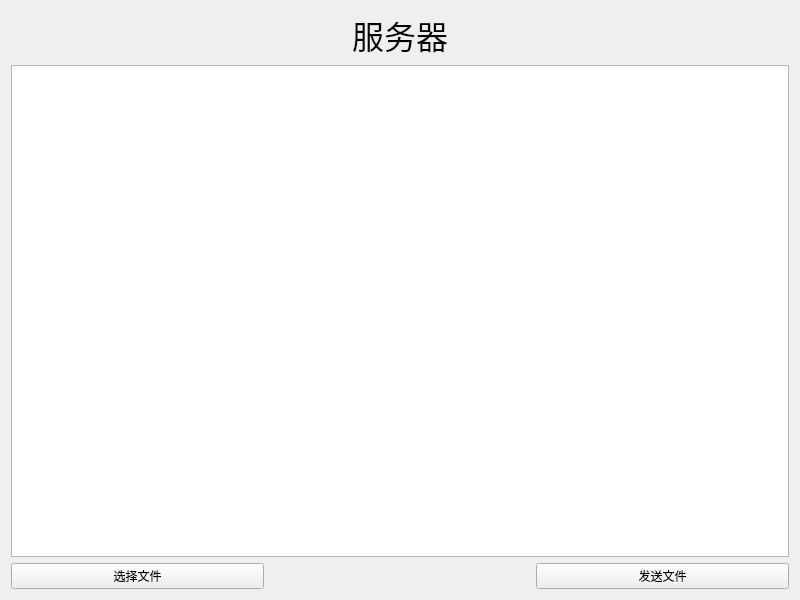
Before: the Qt Designer form Src/26_67_TcpFile/widget.ui in Fowindy/QtCode_VS, drawn with Qt 5.
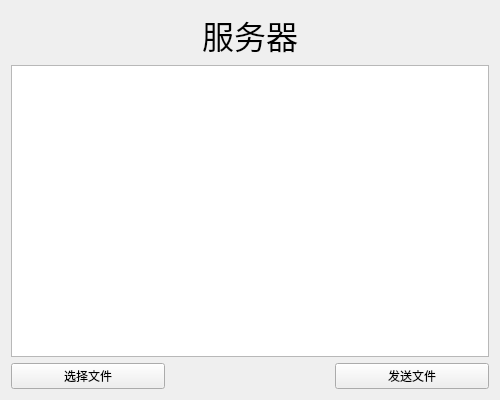
After: the same form once the commit is applied.

```diff
--- a/Src/26_67_TcpFile/widget.ui
+++ b/Src/26_67_TcpFile/widget.ui
@@ -6,8 +6,8 @@
    <rect>
     <x>0</x>
     <y>0</y>
-    <width>800</width>
-    <height>600</height>
+    <width>500</width>
+    <height>400</height>
    </rect>
   </property>
   <property name="windowTitle">
```
